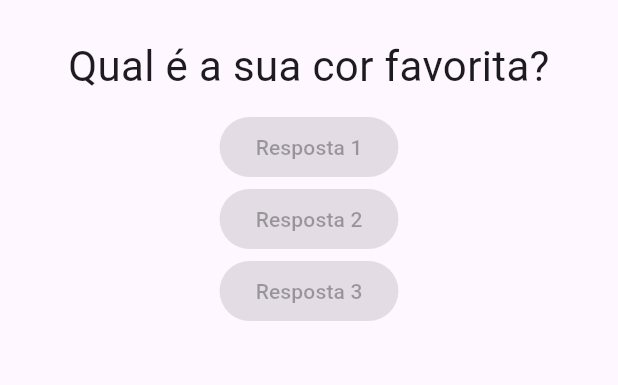
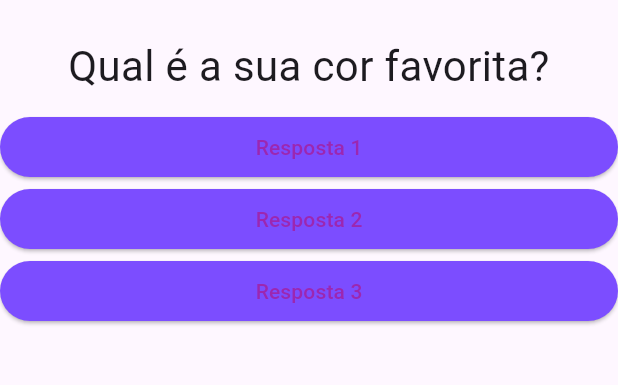
Before and after one commit to Pepwt/Pj_Resposta, a Flutter app: the screen it shows after launch, on a phone screen of 412 x 824 dp, the part 63-448 px from its top. Run offline on Flutter 3.47's test engine with Material 3 defaults, Android fonts, the phone set to English and light mode, and no system bars.

Commit message:
Adicionando lista de Widgets#01

```diff
--- a/lib/main.dart
+++ b/lib/main.dart
@@ -4,23 +4,40 @@ import './resposta.dart';
 
 void main() => runApp(PerguntaApp());
 
-class PerguntaAppState extends State<PerguntaApp>{
+class _PerguntaAppState extends State<PerguntaApp>{
 
-  var perguntaSelecionada = 0;
+  var _perguntaSelecionada = 0;
 
-  void responder() {
+  void _responder() {
     setState(() {
-    perguntaSelecionada++;
+    _perguntaSelecionada++;
     });
-    print(perguntaSelecionada);
+    print(_perguntaSelecionada);
   }
 
   @override
   Widget build(BuildContext context) {
-    final perguntas = [
-      'Qual é a sua cor favorita?',
-      'Qual é o seu animal favorito?',
+    final List<Map<String, Object>>perguntas = [
+      {
+       'texto': 'Qual é a sua cor favorita?',
+       'respostas': ['Preto', 'Vermelho', 'Verde', 'Branco'],
+      },
+      {
+        'texto': 'Qual é o seu animal favorito?',
+       'respostas': ['Coelho', 'Cobre', 'Elefante', 'Leão'],
+
+      },
+      {
+         'texto' : 'Qual é o seu instrutor favorito?',
+         'respostas' : ['Maria', 'João', 'Leo', 'Pedro'],
+      }
+
     ];
+
+   for (var textoResp in perguntas[_perguntaSelecionada]['respostas'] as List<String>) {
+  print(textoResp);
+}
+
 
     return MaterialApp(
       home: Scaffold(
@@ -29,10 +46,10 @@ class PerguntaAppState extends State<PerguntaApp>{
         ),
         body: Column(
           children: <Widget>[
-            Questao(perguntas[perguntaSelecionada]),
-            Resposta('Resposta 1'),
-            Resposta('Resposta 2'),
-            Resposta('Resposta 3'),
+            Questao(perguntas[_perguntaSelecionada]['texto']as String),
+            Resposta('Resposta 1',_responder),
+            Resposta('Resposta 2',_responder),
+            Resposta('Resposta 3',_responder),
           ],
         ),
       ),
@@ -43,8 +60,8 @@ class PerguntaAppState extends State<PerguntaApp>{
 class PerguntaApp extends StatefulWidget {
 
 
-  PerguntaAppState createState() {
-    return PerguntaAppState();
+  _PerguntaAppState createState() {
+    return _PerguntaAppState();
   }
  // void Function() funQRetornaUmaOutraFun(){
   //  return(){
--- a/lib/resposta.dart
+++ b/lib/resposta.dart
@@ -1,16 +1,23 @@
 import 'package:flutter/material.dart';
 
 class Resposta extends StatelessWidget {
+  final String texto;
+  final void Function() quandoSelecionado;
 
-final String texto;
-
-Resposta(this.texto);
+  Resposta(this.texto, this.quandoSelecionado);
 
   @override
   Widget build(BuildContext context) {
-    return  ElevatedButton(
-              child: Text(texto),
-              onPressed: null,
-            );
+    return Container(
+      width: double.infinity,
+      child: ElevatedButton(
+        style: ButtonStyle(
+          backgroundColor: MaterialStateProperty.all<Color>(Colors.deepPurpleAccent), // Define a cor de fundo
+          foregroundColor: MaterialStateProperty.all<Color>(Colors.purple), // Define a cor do texto
+        ),
+        onPressed: quandoSelecionado,
+        child: Text(texto),
+      ),
+    );
   }
-  }
+}
```
